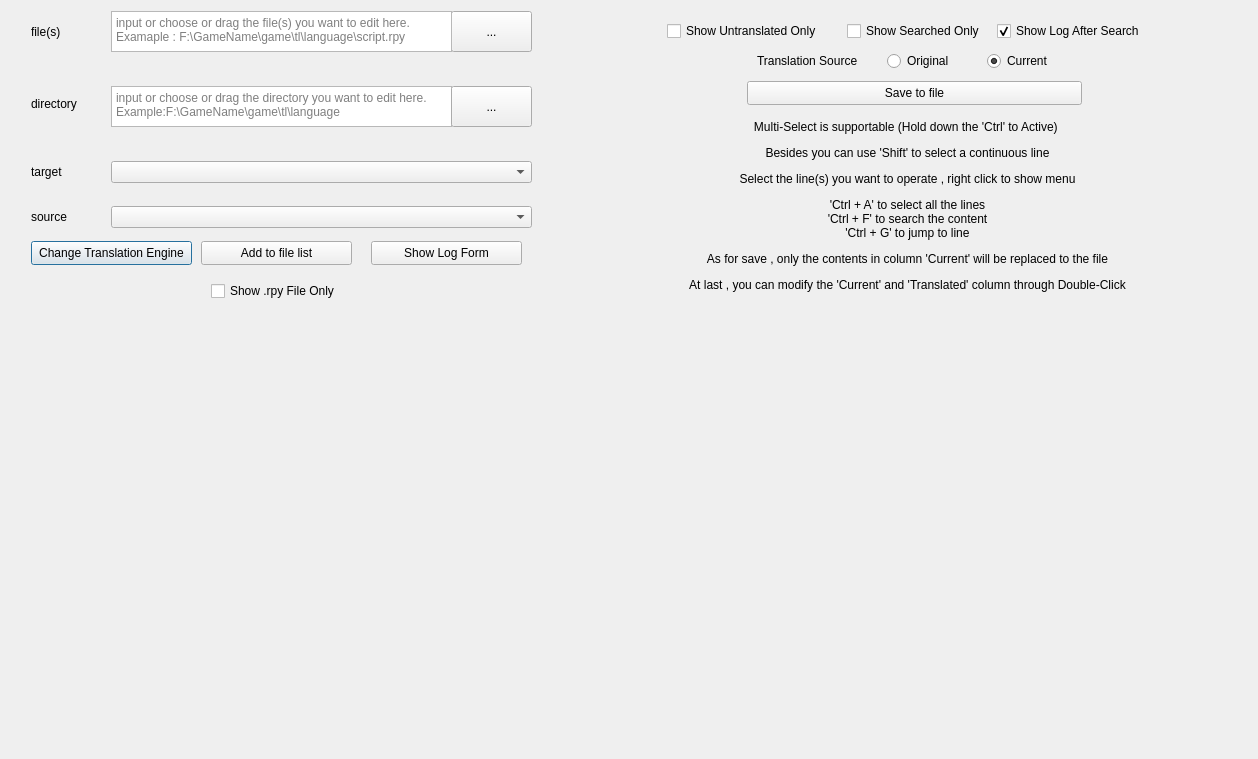
Qt form src/editor.ui (anonymousException/renpy-translator) before a commit.
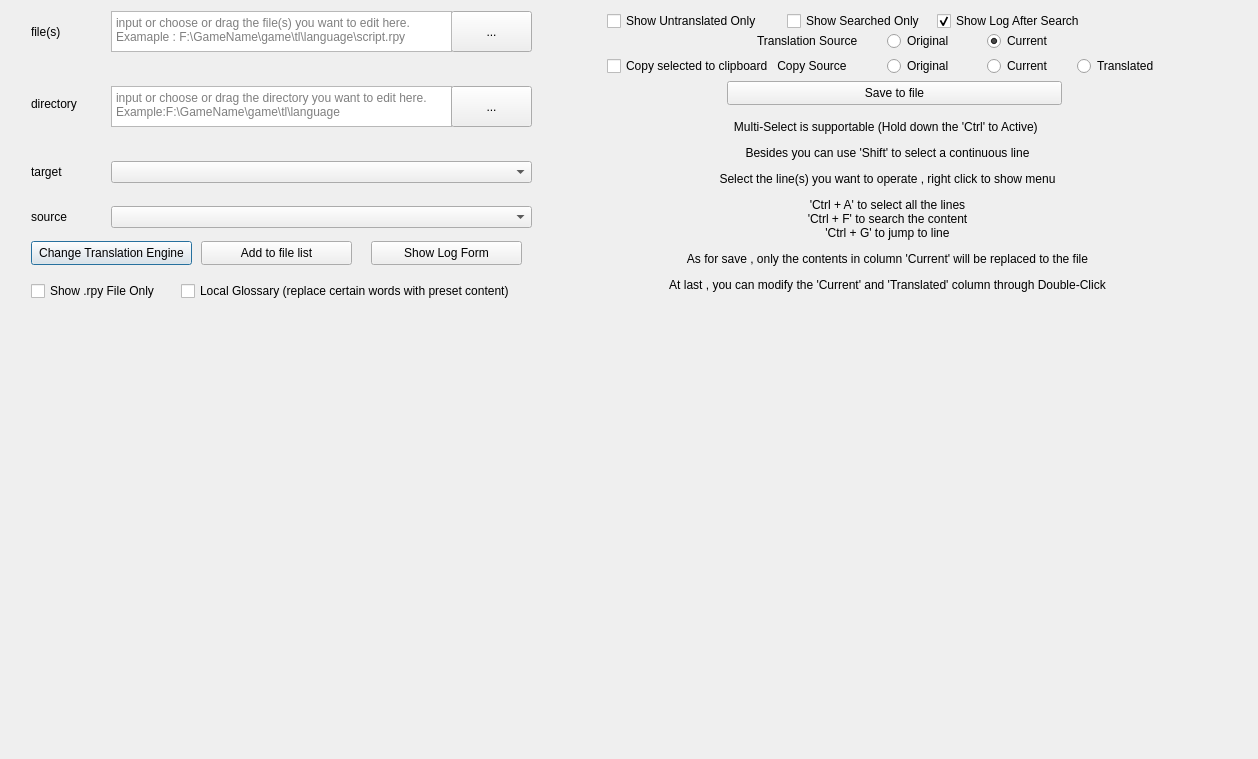
The same form after that commit.

Commit message:
<feature> support local glossary , add translate option , improve translation
update version to v1.8.8

Patch:
```diff
--- a/src/editor.ui
+++ b/src/editor.ui
@@ -138,7 +138,7 @@
      <widget class="QCheckBox" name="rpyCheckBox">
       <property name="geometry">
        <rect>
-        <x>200</x>
+        <x>20</x>
         <y>270</y>
         <width>131</width>
         <height>20</height>
@@ -213,6 +213,19 @@
        <string>Show Log Form</string>
       </property>
      </widget>
+     <widget class="QCheckBox" name="localGlossaryCheckBox">
+      <property name="geometry">
+       <rect>
+        <x>170</x>
+        <y>270</y>
+        <width>361</width>
+        <height>20</height>
+       </rect>
+      </property>
+      <property name="text">
+       <string>Local Glossary (replace certain words with preset content)</string>
+      </property>
+     </widget>
     </widget>
    </item>
    <item row="1" column="2" rowspan="3" colspan="2">
@@ -230,7 +243,7 @@
       <property name="geometry">
        <rect>
         <x>420</x>
-        <y>40</y>
+        <y>20</y>
         <width>71</width>
         <height>20</height>
        </rect>
@@ -252,7 +265,7 @@
       <property name="geometry">
        <rect>
         <x>190</x>
-        <y>40</y>
+        <y>20</y>
         <width>111</width>
         <height>20</height>
        </rect>
@@ -270,7 +283,7 @@
      <widget class="QPushButton" name="saveFileButton">
       <property name="geometry">
        <rect>
-        <x>180</x>
+        <x>160</x>
         <y>70</y>
         <width>335</width>
         <height>24</height>
@@ -289,8 +302,8 @@
      <widget class="QCheckBox" name="untranslatedCheckBox">
       <property name="geometry">
        <rect>
-        <x>100</x>
-        <y>10</y>
+        <x>40</x>
+        <y>0</y>
         <width>165</width>
         <height>20</height>
        </rect>
@@ -309,7 +322,7 @@
       <property name="geometry">
        <rect>
         <x>320</x>
-        <y>40</y>
+        <y>20</y>
         <width>71</width>
         <height>20</height>
        </rect>
@@ -327,7 +340,7 @@
      <widget class="QLabel" name="label_4">
       <property name="geometry">
        <rect>
-        <x>40</x>
+        <x>20</x>
         <y>100</y>
         <width>601</width>
         <height>191</height>
@@ -346,8 +359,8 @@
      <widget class="QCheckBox" name="searchedOnlyCheckBox">
       <property name="geometry">
        <rect>
-        <x>280</x>
-        <y>10</y>
+        <x>220</x>
+        <y>0</y>
         <width>141</width>
         <height>20</height>
        </rect>
@@ -365,8 +378,8 @@
      <widget class="QCheckBox" name="logAfterSearchCheckBox">
       <property name="geometry">
        <rect>
-        <x>430</x>
-        <y>10</y>
+        <x>370</x>
+        <y>0</y>
         <width>151</width>
         <height>20</height>
        </rect>
@@ -384,6 +397,82 @@
        <bool>true</bool>
       </property>
      </widget>
+     <widget class="QRadioButton" name="copyOriginalRadioButton">
+      <property name="geometry">
+       <rect>
+        <x>320</x>
+        <y>45</y>
+        <width>71</width>
+        <height>20</height>
+       </rect>
+      </property>
+      <property name="maximumSize">
+       <size>
+        <width>16777215</width>
+        <height>20</height>
+       </size>
+      </property>
+      <property name="text">
+       <string>Original</string>
+      </property>
+     </widget>
+     <widget class="QRadioButton" name="copyCurrentRadioButton">
+      <property name="geometry">
+       <rect>
+        <x>420</x>
+        <y>45</y>
+        <width>71</width>
+        <height>20</height>
+       </rect>
+      </property>
+      <property name="maximumSize">
+       <size>
+        <width>16777215</width>
+        <height>20</height>
+       </size>
+      </property>
+      <property name="text">
+       <string>Current</string>
+      </property>
+      <property name="checked">
+       <bool>false</bool>
+      </property>
+     </widget>
+     <widget class="QRadioButton" name="copyTranslatedRadioButton">
+      <property name="geometry">
+       <rect>
+        <x>510</x>
+        <y>45</y>
+        <width>81</width>
+        <height>20</height>
+       </rect>
+      </property>
+      <property name="maximumSize">
+       <size>
+        <width>16777215</width>
+        <height>20</height>
+       </size>
+      </property>
+      <property name="text">
+       <string>Translated</string>
+      </property>
+      <property name="checked">
+       <bool>false</bool>
+      </property>
+     </widget>
+     <widget class="QCheckBox" name="copySelectedCheckBox">
+      <property name="geometry">
+       <rect>
+        <x>40</x>
+        <y>45</y>
+        <width>261</width>
+        <height>20</height>
+       </rect>
+      </property>
+      <property name="text">
+       <string>Copy selected to clipboard   Copy Source</string>
+      </property>
+     </widget>
     </widget>
    </item>
   </layout>
```
The commit also changes 14 other files.
